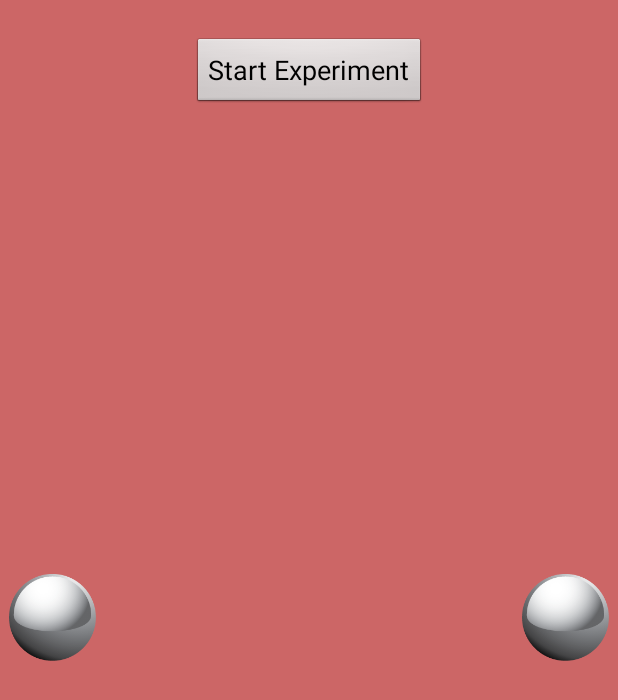
After one commit to whc2001/EECS4443W2324Project, an Android app: the TiltModeActivity screen opened directly, with no data from a screen before it, on a phone screen of 412 x 824 dp. The commit adds this screen. Shown: the top 700 px of the screen. Run offline under Robolectric (Android 15) with nearby library versions, the phone set to English and light mode, and no system bars; pictures from the network do not load; 2 statements that could not run were skipped.

Commit message:
add tilt functionality

```diff
--- a/app/src/main/AndroidManifest.xml
+++ b/app/src/main/AndroidManifest.xml
@@ -26,6 +26,10 @@
             android:theme="@android:style/Theme.NoTitleBar.Fullscreen" >
         </activity>
         <activity
+            android:name="ca.yorku.eecs.groupr.tilttiktok.TiltModeActivity"
+            android:theme="@android:style/Theme.NoTitleBar.Fullscreen" >
+        </activity>
+        <activity
             android:name="ca.yorku.eecs.groupr.tilttiktok.ExperimentResultActivity"
             android:theme="@android:style/Theme.NoTitleBar.Fullscreen" >
         </activity>
--- a/app/src/main/java/ca/yorku/eecs/groupr/tilttiktok/ExperimentSetupActivity.java
+++ b/app/src/main/java/ca/yorku/eecs/groupr/tilttiktok/ExperimentSetupActivity.java
@@ -55,7 +55,7 @@
 		// construct the bundle and start the experiment activity
 		Bundle b = new Bundle();
 		b.putParcelable("setup", new ExperimentSetup(subjectID, controlMethod, trials));
-		Intent i = new Intent(getApplicationContext(), controlMethod == ControlMethod.TOUCH ? TouchModeActivity.class : null);
+		Intent i = new Intent(getApplicationContext(), controlMethod == ControlMethod.TOUCH ? TouchModeActivity.class : TiltModeActivity.class);
 		i.putExtras(b);
 		startActivity(i);
 	}
--- /dev/null
+++ b/app/src/main/java/ca/yorku/eecs/groupr/tilttiktok/TiltModeActivity.java
@@ -0,0 +1,325 @@
+package ca.yorku.eecs.groupr.tilttiktok;
+
+import android.app.Activity;
+import android.content.Intent;
+import android.content.pm.ActivityInfo;
+import android.content.res.Configuration;
+import android.graphics.Color;
+import android.hardware.Sensor;
+import android.hardware.SensorManager;
+import android.os.Bundle;
+import android.util.Log;
+import android.view.Surface;
+import android.view.View;
+import android.view.ViewGroup;
+import android.view.WindowManager;
+import android.widget.Button;
+import android.widget.ImageButton;
+import android.widget.ImageView;
+import android.widget.TextView;
+import android.widget.Toast;
+
+import androidx.annotation.NonNull;
+import androidx.recyclerview.widget.RecyclerView;
+import androidx.viewpager.widget.ViewPager;
+import androidx.viewpager2.widget.ViewPager2;
+
+public class TiltModeActivity extends Activity {
+    final static String MYDEBUG = "MYDEBUG"; // for Log.i messages
+
+    final static int CONTENT_COLOR_RED = Color.argb(255, 204, 102, 102);
+    final static int CONTENT_COLOR_GREEN = Color.argb(255, 102, 204, 102);
+    final static int CONTENT_COLOR_BLUE = Color.argb(255, 102, 102, 204);
+    final int[] pageColors = {CONTENT_COLOR_BLUE, CONTENT_COLOR_RED, CONTENT_COLOR_GREEN, CONTENT_COLOR_BLUE, CONTENT_COLOR_RED};   // Colors for each page, the first and the last is for the infinite scrolling effect
+
+    private int currentPage = 1;    // Start from the second page, which is the first real page
+
+    private ExperimentSetup setup;
+    private ExperimentCoordinator coord;
+
+    private SensorManager sm;
+    private Sensor gyro;
+    private TiltDirectionListener tdl;
+
+    private SoundEffect se;
+
+    // Don't auto scroll to next if the last action was NEXT or PREVIOUS
+    private boolean coordLastShouldNotScroll = false;
+    // Don't send scroll events if the last scroll was caused by the coordinator
+    private boolean coordIgnoreLastScroll = false;
+
+    private ViewPager2 vpContent;
+    private Button btnStart;
+    TextView lblDisplay;
+    private ImageView imgTop, imgBottom, imgLeft, imgRight;
+    private boolean menuOpening;
+
+    private ViewPager2.OnPageChangeCallback onPageChange = new ViewPager2.OnPageChangeCallback() {
+        @Override
+        public void onPageSelected(int position) {
+            super.onPageSelected(position);
+            // do not send scroll events if the last scroll was caused by the coordinator
+            if (!coordIgnoreLastScroll) {
+                if (position > currentPage) {
+                    coord.performAction(ExperimentAction.NEXT);
+                } else if (position < currentPage) {
+                    coord.performAction(ExperimentAction.PREVIOUS);
+                }
+            }
+            currentPage = position;
+            coordIgnoreLastScroll = false;
+        }
+
+        @Override
+        public void onPageScrollStateChanged(int state) {
+            super.onPageScrollStateChanged(state);
+            //resetButtonStates();
+            if (state == ViewPager.SCROLL_STATE_IDLE) {
+                // If the user scrolls to the first page, teleport silently to the second last page for infinite scrolling effect
+                // When teleporting temporarily unregister the callback to avoid multiple scroll events
+                if (currentPage == 0) {
+                    vpContent.unregisterOnPageChangeCallback(this);
+                    vpContent.setCurrentItem(pageColors.length - 2, false);
+                    vpContent.registerOnPageChangeCallback(this);
+                    currentPage = pageColors.length - 2;
+                }
+                // Same goes on the other side
+                else if (currentPage == pageColors.length - 1) {
+                    vpContent.unregisterOnPageChangeCallback(this);
+                    vpContent.setCurrentItem(1, false);
+                    vpContent.registerOnPageChangeCallback(this);
+                    currentPage = 1;
+                }
+            }
+        }
+    };
+
+    TiltDirectionListener.ITiltDirectionCallback onTiltDirection = new TiltDirectionListener.ITiltDirectionCallback() {
+        @Override
+        public void onTiltDirection(TiltDirection direction) {
+            if(direction == TiltDirection.UP)
+            {
+                if(menuOpening)
+                {
+                    coord.performAction(ExperimentAction.COMMENT);
+                }
+                else
+                {
+                    scrollPrev();
+                }
+
+            }
+            else if(direction == TiltDirection.DOWN)
+            {
+                if(menuOpening)
+                {
+                    coord.performAction(ExperimentAction.SHARE);
+                }
+                else
+                {
+                    scrollPrev();
+                }
+            }
+            else if(direction == TiltDirection.LEFT)
+            {
+                if(menuOpening)
+                {
+                    //close the menu here
+                    menuOpening = false;
+                    updateMenuVisibility();
+                }
+                else
+                {
+                    //open the menu here
+                    menuOpening = true;
+                    updateMenuVisibility();
+                }
+            }
+            else if(direction == TiltDirection.RIGHT)
+            {
+                if(menuOpening)
+                {
+                    coord.performAction(ExperimentAction.LIKE);
+                }
+                else
+                {
+                    //DO NOTHING
+                }
+            }
+
+        }
+    };
+    private void updateMenuVisibility() {
+        int visibility = menuOpening ? View.VISIBLE : View.GONE;
+        imgTop.setVisibility(visibility);
+        imgBottom.setVisibility(visibility);
+        imgLeft.setVisibility(visibility);
+        imgRight.setVisibility(visibility);
+    }
+    ExperimentCoordinatorCallback callback = new ExperimentCoordinatorCallback() {
+        @Override
+        public void onExperimentStart(int currentTrial, ExperimentAction action) {
+            lblDisplay.setText(action.toString());
+            coordLastShouldNotScroll = action == ExperimentAction.NEXT || action == ExperimentAction.PREVIOUS;
+        }
+
+        @Override
+        public void onNewTrial(int trial, ExperimentAction action) {
+            se.correct();
+            coordIgnoreLastScroll = true;
+            if(!coordLastShouldNotScroll)
+                scrollNext();
+            lblDisplay.setText(action.toString());
+            coordLastShouldNotScroll = action == ExperimentAction.NEXT || action == ExperimentAction.PREVIOUS;
+        }
+
+        @Override
+        public void onIncorrectAction(int trial, ExperimentAction action) {
+            se.incorrect();
+        }
+
+        @Override
+        public void onExperimentFinished(ExperimentResult result) {
+            se.correct();
+
+            // transition to the finish activity
+            Intent intent = new Intent(TiltModeActivity.this, ExperimentResultActivity.class);
+            intent.putExtra("result", result);
+            startActivity(intent);
+
+            // close self
+            TiltModeActivity.super.onDestroy();
+            finish();
+        }
+    };
+
+    public void scrollNext() {
+        coord.performAction(ExperimentAction.NEXT);
+        vpContent.setCurrentItem(currentPage + 1, true);
+    }
+
+    public void scrollPrev() {
+        coord.performAction(ExperimentAction.PREVIOUS);
+        vpContent.setCurrentItem(currentPage - 1, true);
+    }
+
+//    public void resetButtonStates() {
+//        isLiked = false;
+//        btnLike.setImageResource(R.drawable.heart);
+//
+//        isCommented = false;
+//        btnComment.setImageResource(R.drawable.message);
+//
+//        isShared = false;
+//        btnShare.setImageResource(R.drawable.arrowblank);
+//    }
+
+    @Override
+    public void onCreate(Bundle savedInstanceState) {
+        super.onCreate(savedInstanceState);
+        setContentView(R.layout.tiltui);
+
+        // Lock rotate
+        if (this.getDefaultDeviceOrientation() == Configuration.ORIENTATION_LANDSCAPE)
+            setRequestedOrientation(ActivityInfo.SCREEN_ORIENTATION_LANDSCAPE);
+        else setRequestedOrientation(ActivityInfo.SCREEN_ORIENTATION_PORTRAIT);
+
+        // Initialize controls
+        lblDisplay = findViewById(R.id.lblDisplay);
+        vpContent = findViewById(R.id.vpContent);
+        btnStart = findViewById(R.id.btnStart);
+
+        imgTop = findViewById(R.id.imgTop);
+        imgBottom = findViewById(R.id.imgBottom);
+        imgLeft = findViewById(R.id.imgLeft);
+        imgRight = findViewById(R.id.imgRight);
+        menuOpening = false;
+        updateMenuVisibility();
+        // Retrieve the passed ExperimentSetup object
+        setup = getIntent().getParcelableExtra("setup");
+
+        // Initialize the ExperimentCoordinator
+        coord = new ExperimentCoordinator(setup, callback);
+        se = new SoundEffect(this);
+
+        // Attach the events for the buttons
+        btnStart.setOnClickListener(new View.OnClickListener() {
+            @Override
+            public void onClick(View v) {
+                btnStart.setVisibility(View.GONE);
+                lblDisplay.setVisibility(View.VISIBLE);
+                coord.startExperiment();
+            }
+        });
+        // Setup the ViewPager2 with infinite scrolling effect
+        vpContent.setAdapter(new RecyclerView.Adapter() {
+            @NonNull
+            @Override
+            public RecyclerView.ViewHolder onCreateViewHolder(@NonNull ViewGroup parent, int viewType) {
+                View view = new View(parent.getContext());
+                view.setLayoutParams(new ViewGroup.LayoutParams(ViewGroup.LayoutParams.MATCH_PARENT, ViewGroup.LayoutParams.MATCH_PARENT));
+                return new RecyclerView.ViewHolder(view) {
+                };
+            }
+
+            @Override
+            public void onBindViewHolder(@NonNull RecyclerView.ViewHolder holder, int position) {
+                holder.itemView.setBackgroundColor(pageColors[position]);
+            }
+
+            @Override
+            public int getItemCount() {
+                return pageColors.length;
+            }
+        });
+        vpContent.setCurrentItem(currentPage, false);
+        vpContent.registerOnPageChangeCallback(onPageChange);
+
+        // Initialize sensor
+        sm = (SensorManager) getSystemService(SENSOR_SERVICE);
+        gyro = sm.getDefaultSensor(Sensor.TYPE_GYROSCOPE);
+        if (gyro == null) {
+            Toast.makeText(this, "Sensor error, the experiment cannot be performed in tilt mode.", Toast.LENGTH_LONG).show();
+            this.finish();
+        }
+        tdl = new TiltDirectionListener(onTiltDirection);
+    }
+
+    /*
+     * Get the default orientation of the device. This is needed to correctly map the sensor data
+     * for pitch and roll (see onSensorChanged). See...
+     *
+     * http://stackoverflow.com/questions/4553650/how-to-check-device-natural-default-orientation-on-
+     * android-i-e-get-landscape
+     */
+    public int getDefaultDeviceOrientation() {
+        WindowManager windowManager = (WindowManager) getSystemService(WINDOW_SERVICE);
+        Configuration config = getResources().getConfiguration();
+        int rotation = windowManager.getDefaultDisplay().getRotation();
+
+        if (((rotation == Surface.ROTATION_0 || rotation == Surface.ROTATION_180) && config.orientation == Configuration.ORIENTATION_LANDSCAPE) || ((rotation == Surface.ROTATION_90 || rotation == Surface.ROTATION_270) && config.orientation == Configuration.ORIENTATION_PORTRAIT))
+            return Configuration.ORIENTATION_LANDSCAPE;
+        else return Configuration.ORIENTATION_PORTRAIT;
+    }
+
+    @Override
+    protected void onResume() {
+        super.onResume();
+        sm.registerListener(tdl, gyro, SensorManager.SENSOR_DELAY_GAME);
+    }
+
+    @Override
+    protected void onPause() {
+        super.onPause();
+        sm.unregisterListener(tdl);
+    }
+
+    @Override
+    public void onStop() {
+        super.onStop();
+        try {
+            se.finalize();
+        } catch (Throwable e) {
+        }
+    }
+}
--- a/app/src/main/res/layout/tiltui.xml
+++ b/app/src/main/res/layout/tiltui.xml
@@ -3,6 +3,34 @@
     android:layout_width="match_parent"
     android:layout_height="match_parent"
     android:background="@android:color/darker_gray">
+
+    <!-- ViewPager2 filling the entire background -->
+    <androidx.viewpager2.widget.ViewPager2
+        android:id="@+id/vpContent"
+        android:layout_width="match_parent"
+        android:layout_height="match_parent"
+        android:orientation="vertical" />
+
+    <!-- Text UI at the top of the screen -->
+    <TextView
+        android:id="@+id/lblDisplay"
+        android:layout_width="match_parent"
+        android:layout_height="wrap_content"
+        android:gravity="center"
+        android:text=""
+        android:visibility="visible"
+        android:textAppearance="?android:attr/textAppearanceMedium"
+        android:layout_alignParentTop="true"/>
+
+    <!-- Button below the text -->
+    <Button
+        android:id="@+id/btnStart"
+        android:layout_width="wrap_content"
+        android:layout_height="wrap_content"
+        android:layout_below="@id/lblDisplay"
+        android:layout_centerHorizontal="true"
+        android:text="@string/start_experiment_button_text"
+        android:textAppearance="?android:attr/textAppearanceMedium" />
 
         <FrameLayout
         android:layout_width="400dp"
@@ -11,6 +39,7 @@
 
             <!-- Pie Slice Top -->
             <ImageView
+            android:id="@+id/imgTop"
             android:layout_width="200dp"
             android:layout_height="200dp"
             android:layout_gravity="top|center_horizontal"
@@ -18,27 +47,29 @@
 
             <!-- Pie Slice Bottom -->
             <ImageView
+            android:id="@+id/imgBottom"
             android:layout_width="200dp"
             android:layout_height="200dp"
             android:layout_gravity="bottom|center_horizontal"
             android:src="@drawable/shareradial" />
 
             <!-- Pie Slice Left -->
-
-        <!-- Pie Slice Right -->
             <ImageView
+            android:id="@+id/imgLeft"
             android:layout_width="200dp"
             android:layout_height="200dp"
             android:layout_gravity="left|center_vertical"
             android:src="@drawable/radialquit" />
 
-        <!-- Icon Area -->
+            <!-- Pie Slice Right -->
             <ImageView
+            android:id="@+id/imgRight"
             android:layout_width="200dp"
             android:layout_height="200dp"
             android:layout_gravity="right|center_vertical"
             android:src="@drawable/radialheart" />
 
+            <!-- Icon Area -->
             <ImageView
             android:layout_width="58dp"
             android:layout_height="58dp"
```
Lines whose indentation alone changed are shown as unchanged.
